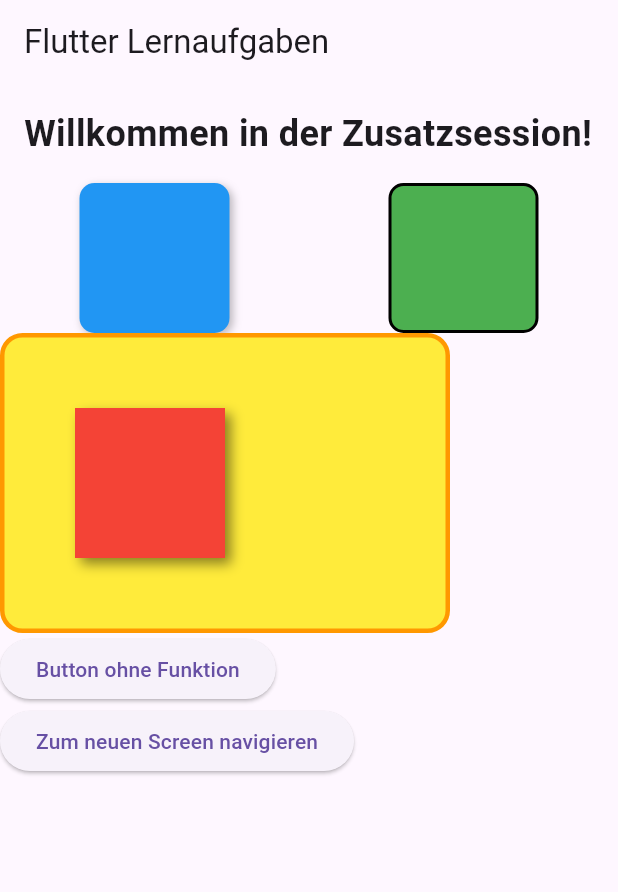
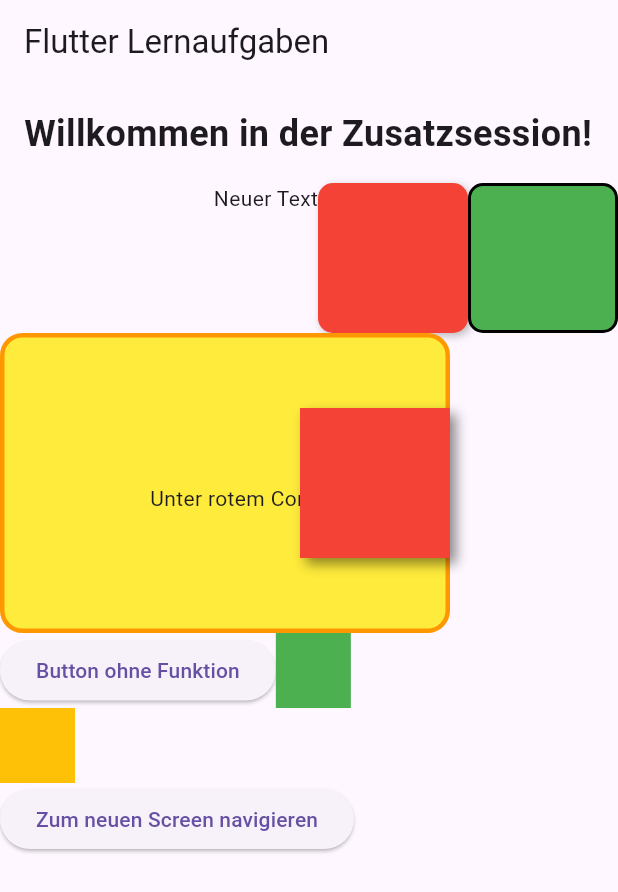
Before and after one commit to JarneAppAkademie/zusatzsession_batch8_23_1, a Flutter app: the screen it shows after launch, on a phone screen of 412 x 824 dp. Shown: the top 892 px of the screen. Run offline on Flutter 3.47's test engine with Material 3 defaults, Android fonts, the phone set to English and light mode, and no system bars.

Commit message:
Changes from session

```diff
--- /dev/null
+++ b/lib/Widgets.dart
@@ -0,0 +1,11 @@
+import 'package:flutter/material.dart';
+
+class CustomContainer extends StatelessWidget {
+  final Color color;
+  const CustomContainer({super.key, required this.color});
+
+  @override
+  Widget build(BuildContext context) {
+    return Container(width: 50, height: 50, color: color);
+  }
+}
--- a/lib/main.dart
+++ b/lib/main.dart
@@ -1,4 +1,5 @@
 import 'package:flutter/material.dart';
+import 'package:zusatzsession_batch8_23_1/Widgets.dart';
 
 void main() {
   runApp(MyApp());
@@ -28,13 +29,15 @@ class HomeScreen extends StatelessWidget {
             ),
           ),
           Row(
-            mainAxisAlignment: MainAxisAlignment.spaceAround,
+            mainAxisAlignment: MainAxisAlignment.end,
+            crossAxisAlignment: CrossAxisAlignment.start,
             children: [
+              Text("Neuer Text"),
               Container(
                 width: 100,
                 height: 100,
                 decoration: BoxDecoration(
-                  color: Colors.blue,
+                  color: Colors.red,
                   borderRadius: BorderRadius.circular(10),
                   boxShadow: [
                     BoxShadow(
@@ -68,7 +71,12 @@ class HomeScreen extends StatelessWidget {
                 ),
               ),
               Positioned(
-                left: 50,
+                left: 100,
+                top: 100,
+                child: Text("Unter rotem Container"),
+              ),
+              Positioned(
+                left: 200,
                 top: 50,
                 child: Container(
                   width: 100,
@@ -87,12 +95,17 @@ class HomeScreen extends StatelessWidget {
               ),
             ],
           ),
-          ElevatedButton(
-            onPressed: () {
-              // Aufgabe: Funktion hier hinzufügen
-            },
-            child: Text('Button ohne Funktion'),
+
+          Row(
+            children: [
+              ElevatedButton(
+                onPressed: () {},
+                child: Text('Button ohne Funktion'),
+              ),
+              CustomContainer(color: Colors.green),
+            ],
           ),
+          CustomContainer(color: Colors.amber),
           ElevatedButton(
             onPressed: () {},
             child: Text('Zum neuen Screen navigieren'),
--- a/pubspec.yaml
+++ b/pubspec.yaml
@@ -4,7 +4,7 @@ publish_to: 'none'
 version: 0.1.0
 
 environment:
-  sdk: ^3.7.0-267.0.dev
+  sdk: ^3.6.0
 
 dependencies:
   flutter:
```
Also changed, not shown: 1 other file.
